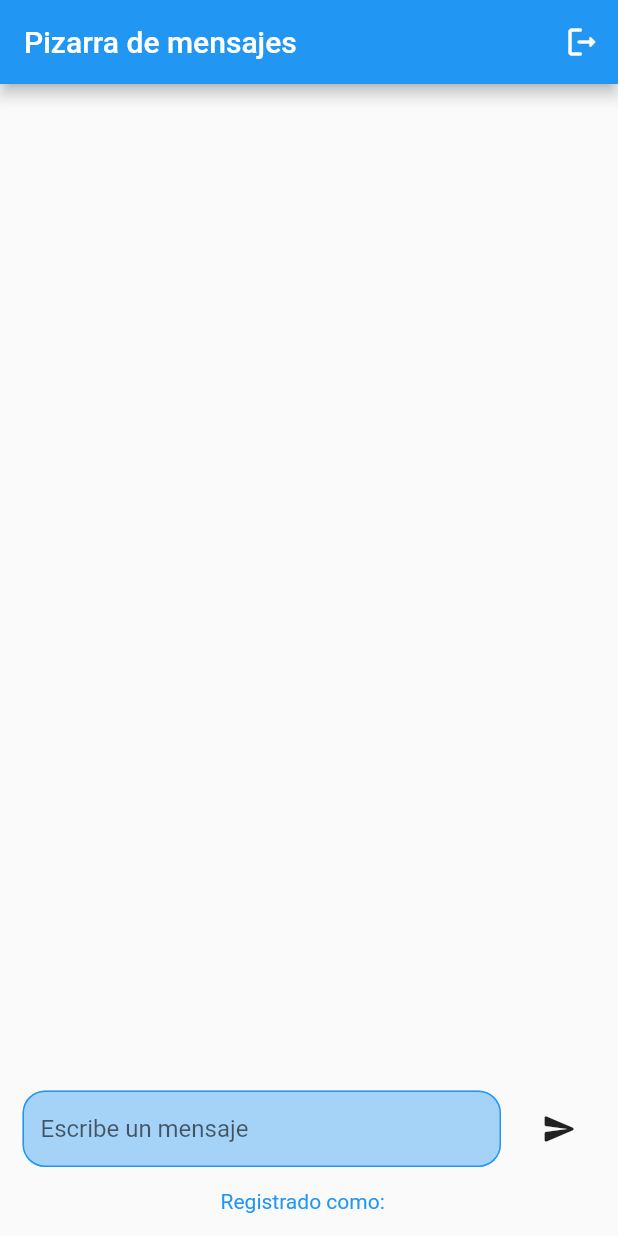
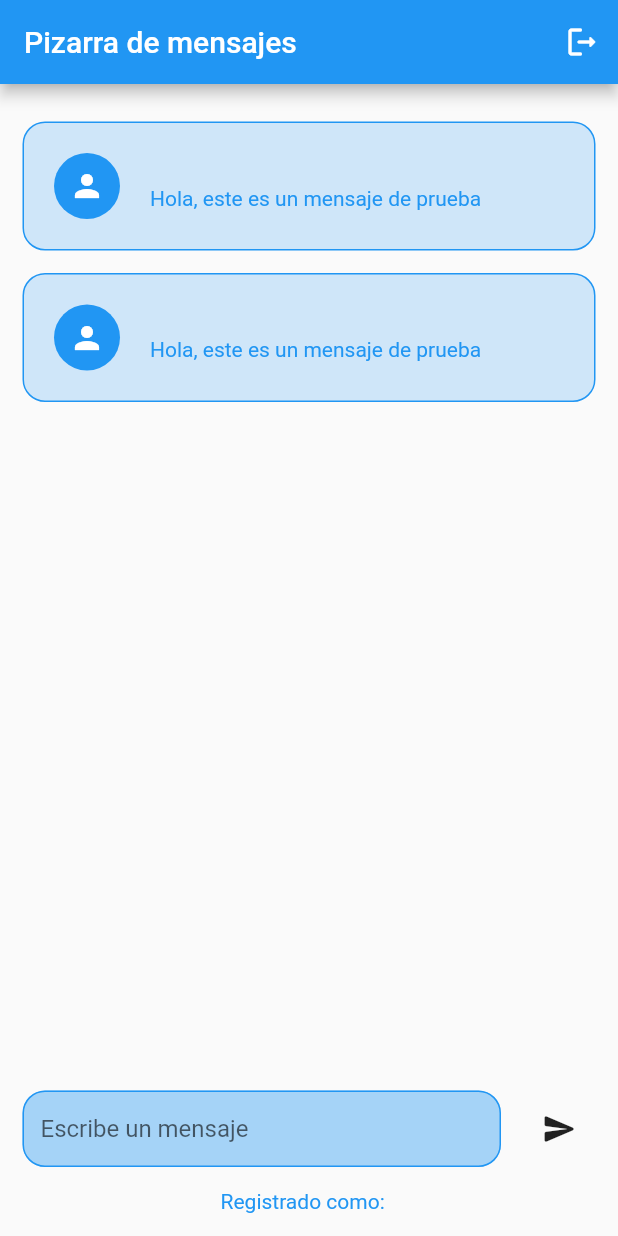
Before and after one commit to whuangq/CI-0161-B93929, a Flutter app: the HomeScreen screen opened by its route, on a phone screen of 412 x 824 dp. Run offline on Flutter 3.47's test engine with Material 2 defaults, Android fonts, the light colour scheme and no system bars; our stand-ins replace equatable, firebase_auth, firebase_core, flutter_bloc, go_router, google_sign_in and 1 more; accounts and stored records are empty; generated files the repository leaves out were written again; statements that could not run were skipped.

Commit message:
video continuacion 2

```diff
--- a/firebase/firebase_app/lib/config/router/app_router.dart
+++ b/firebase/firebase_app/lib/config/router/app_router.dart
@@ -18,7 +18,7 @@ final appRouter = GoRouter(
   routes: [
     GoRoute(
       path: '/',
-      builder: (context, state) => const HomeScreen()
+      builder: (context, state) => HomeScreen()
     ),
     GoRoute(
       path: '/login',
--- a/firebase/firebase_app/lib/presentation/screens/home_screen.dart
+++ b/firebase/firebase_app/lib/presentation/screens/home_screen.dart
@@ -5,7 +5,11 @@ import 'package:flutter_bloc/flutter_bloc.dart';
 import 'package:go_router/go_router.dart';
 
 class HomeScreen extends StatelessWidget {
-  const HomeScreen({super.key});
+  HomeScreen({
+    super.key,
+  });
+
+  final _messageController = TextEditingController();
 
   @override
   Widget build(BuildContext context) {
@@ -31,13 +35,28 @@ class HomeScreen extends StatelessWidget {
           child: Column(
             children: [
               const SizedBox(height: 25,),
-              const Expanded(child: SizedBox()),
+              Expanded(
+                child: Column(
+                  children: [
+                    CustomPost(
+                      user: authCubit.state.email,
+                      message: "Hola, este es un mensaje de prueba",
+                    ),
+                    CustomPost(
+                      user: authCubit.state.email,
+                      message: "Hola, este es un mensaje de prueba",
+                    ),
+                  ],
+                )
+              ),
+
               const SizedBox(height: 25,),
               Row(
                 children: [
-                  const Expanded(
+                  Expanded(
                     child: CustomTextField(
                       hintText: "Escribe un mensaje",
+                      controller: _messageController,
                     ),
                   ),
                   const SizedBox(width: 15,),
--- a/firebase/firebase_app/lib/presentation/widgets.dart
+++ b/firebase/firebase_app/lib/presentation/widgets.dart
@@ -1,3 +1,4 @@
 export './widgets/custom_text_field.dart';
 export './widgets/custom_button.dart';
 export './widgets/custom_image_button.dart';
+export './widgets/custom_post.dart';
--- /dev/null
+++ b/firebase/firebase_app/lib/presentation/widgets/custom_post.dart
@@ -0,0 +1,63 @@
+import 'package:flutter/material.dart';
+
+class CustomPost extends StatelessWidget {
+
+  final String user;
+  final String message;
+
+  const CustomPost({
+    super.key,
+    required this.user,
+    required this.message,
+  });
+
+  @override
+  Widget build(BuildContext context) {
+    final colors = Theme.of(context).colorScheme;
+
+    return Container(
+      padding: const EdgeInsets.all(20),
+      margin: const EdgeInsets.fromLTRB(0, 0, 0, 15),
+      decoration: BoxDecoration(
+        color: colors.secondaryContainer.withAlpha(50),
+        borderRadius: BorderRadius.circular(15),
+        border: Border.all(
+          color: colors.secondaryContainer,
+        ),
+      ),
+      child: Row(
+        children: [
+          Container(
+            decoration: BoxDecoration(
+              color: colors.primary,
+              shape: BoxShape.circle,
+            ),
+            padding: const EdgeInsets.all(10),
+            child: Icon(
+              Icons.person,
+              color: colors.onPrimary,
+            ),
+          ),
+          const SizedBox(width: 20),
+          Column(
+            crossAxisAlignment: CrossAxisAlignment.start,
+            children: [
+              Text(
+                user,
+                style: TextStyle(
+                  color: colors.primary.withAlpha(200)
+                ),
+              ),
+              Text(
+                message,
+                style: TextStyle(
+                  color: colors.secondary
+                ),
+              )
+            ],
+          ),
+        ],
+      ),
+    );
+  }
+}
```
